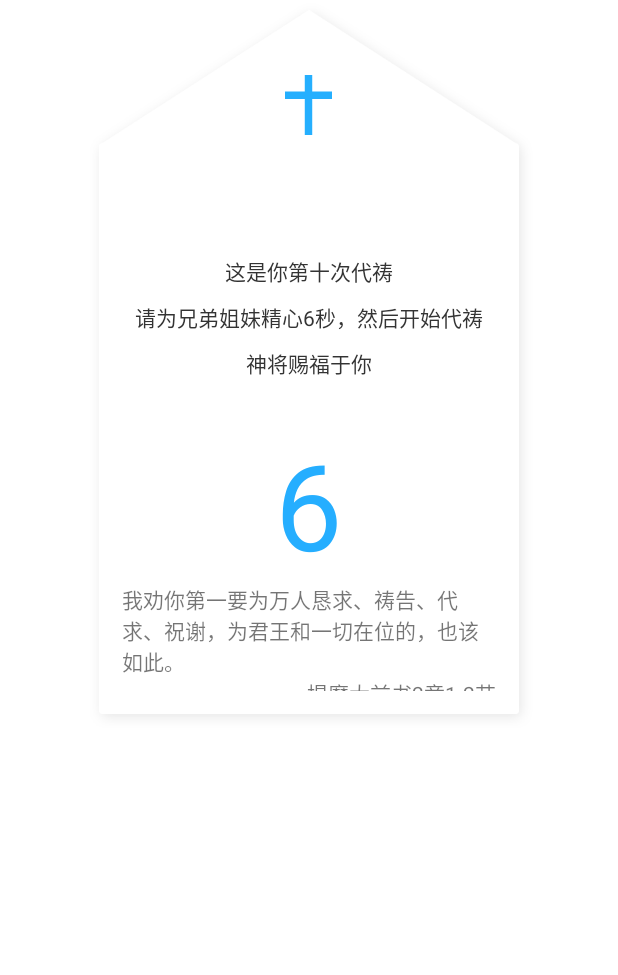
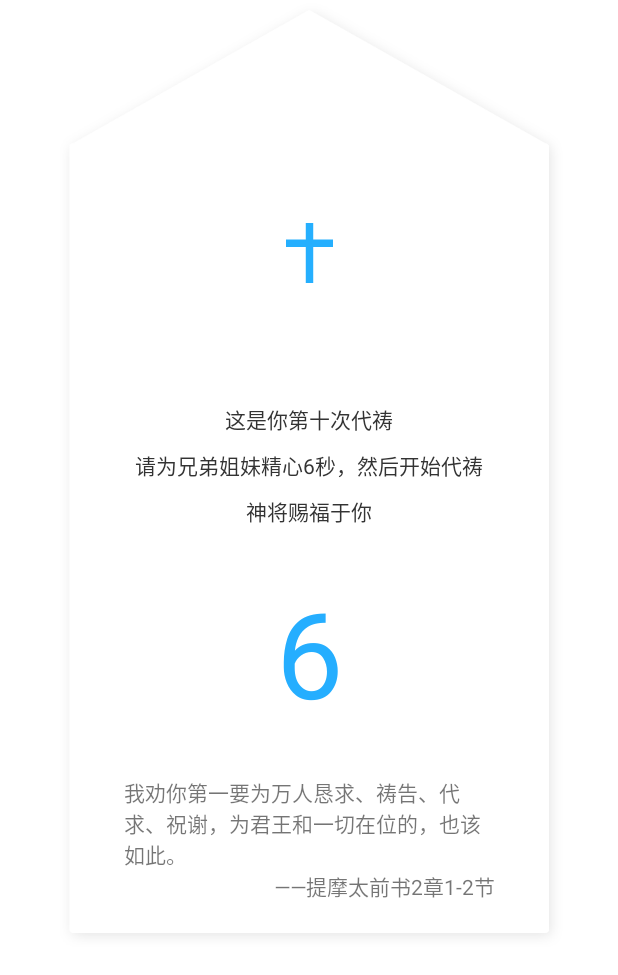
Before and after one commit to LysonLuo/Huoshi-android-v1, an Android app: the layout widget_interces_dialog.xml on its own in the app's theme, with its tools: preview values and no code run, on a phone screen of 412 x 824 dp. Shown: the top 975 px of the screen. Run offline under Robolectric (Android 15) with nearby library versions, the phone set to English and light mode, and no system bars.

Commit message:
代祷UI优化

```diff
--- a/app/src/main/java/im/huoshi/ui/find/interces/InterCesActivity.java
+++ b/app/src/main/java/im/huoshi/ui/find/interces/InterCesActivity.java
@@ -43,7 +43,6 @@ public class InterCesActivity extends BaseActivity {
         ViewUtils.inject(this);
 
         setupViews();
-//        initFragment();
         verifyPermission();
     }
 
@@ -126,8 +125,6 @@ public class InterCesActivity extends BaseActivity {
     }
 
     private void showDialogByPermission() {
-        //// TODO: 16/4/1 临时修改permission的值，得以进入代祷页面
-        mPermission.setPermission(1);
         if (mPermission.isAuth() == 1 && mPermission.getPermission() == 1) {
             initFragment();
             return;
--- a/app/src/main/java/im/huoshi/ui/find/interces/InterCesDelRecAdapter.java
+++ b/app/src/main/java/im/huoshi/ui/find/interces/InterCesDelRecAdapter.java
@@ -104,7 +104,7 @@ public class InterCesDelRecAdapter extends LoadMoreAdapter<Comment> {
                     mContentTextView.setEnabled(false);
                     mTimeTextView.setEnabled(false);
                 }
-//                mTimeTextView.setText(DateUtils.getDayBetweenString(content.getCreateTime()) + (mIntercession.getContentList().size() == 1 ? "" : " 更新"));
+                mTimeTextView.setVisibility((mIntercession.getContentList().size() == 1 || i == mIntercession.getContentList().size() - 1) ? View.GONE : View.VISIBLE);
                 mTimeTextView.setText(DateUtils.getDayBetweenString(content.getCreateTime()) + " 更新");
                 viewHolder.mUpdateLayout.addView(contentView);
             }
--- a/app/src/main/java/im/huoshi/ui/find/interces/InterCesDetailsActivity.java
+++ b/app/src/main/java/im/huoshi/ui/find/interces/InterCesDetailsActivity.java
@@ -33,7 +33,7 @@ import im.huoshi.views.RecyclerViewScrollListener;
 
 /**
  * 代祷详情
- * <p/>
+ * <p>
  * Created by Lyson on 15/12/26.
  */
 public class InterCesDetailsActivity extends BaseActivity {
@@ -149,7 +149,7 @@ public class InterCesDetailsActivity extends BaseActivity {
                 InterCesRequest.joinInterces(InterCesDetailsActivity.this, mUser.getUserId(), mIntercessionId, new RestApiCallback() {
                     @Override
                     public void onSuccess(String responseString) {
-                        int totalTimes = 0;
+                        int totalTimes;
                         try {
                             totalTimes = new JSONObject(responseString).getInt("total_join_intercession");
                             mLocalRead.updateTotalJoinIntercession(totalTimes);
--- a/app/src/main/res/layout/widget_interces_details_normal_item.xml
+++ b/app/src/main/res/layout/widget_interces_details_normal_item.xml
@@ -27,8 +27,8 @@
                 android:id="@+id/imageview_avatar"
                 android:layout_width="40dp"
                 android:layout_height="40dp"
-                android:layout_marginLeft="1.5dp"
-                android:layout_marginTop="1.5dp"
+                android:layout_marginLeft="1.3dp"
+                android:layout_marginTop="1.3dp"
                 android:src="@mipmap/img_default_avatar"
                 app:civ_border_color="@color/common_white_bg"
                 app:civ_border_width="0.5dp" />
--- a/app/src/main/res/layout/widget_interces_details_top_item.xml
+++ b/app/src/main/res/layout/widget_interces_details_top_item.xml
@@ -33,8 +33,8 @@
                     android:id="@+id/imageview_avatar"
                     android:layout_width="40dp"
                     android:layout_height="40dp"
-                    android:layout_marginLeft="1.5dp"
-                    android:layout_marginTop="1.5dp"
+                    android:layout_marginLeft="1.3dp"
+                    android:layout_marginTop="1.3dp"
                     android:src="@mipmap/img_default_avatar"
                     app:civ_border_color="@color/common_white_bg"
                     app:civ_border_width="0.5dp" />
--- a/app/src/main/res/layout/widget_interces_dialog.xml
+++ b/app/src/main/res/layout/widget_interces_dialog.xml
@@ -1,6 +1,6 @@
 <?xml version="1.0" encoding="utf-8"?>
 <LinearLayout xmlns:android="http://schemas.android.com/apk/res/android"
-    android:layout_width="wrap_content"
+    android:layout_width="340dp"
     android:layout_height="wrap_content"
     android:layout_gravity="center_horizontal"
     android:background="@mipmap/img_join_bg"
@@ -51,6 +51,7 @@
                 android:layout_width="wrap_content"
                 android:layout_height="wrap_content"
                 android:layout_gravity="center_horizontal"
+                android:layout_marginBottom="@dimen/margin_30"
                 android:layout_marginTop="@dimen/margin_30"
                 android:text="6"
                 android:textColor="#25aeff"
@@ -72,9 +73,9 @@
 
                 <TextView
                     android:layout_width="match_parent"
-                    android:layout_height="30dp"
+                    android:layout_height="35dp"
+                    android:gravity="right"
                     android:paddingRight="@dimen/margin_25"
-                    android:gravity="right"
                     android:text="——提摩太前书2章1-2节" />
             </LinearLayout>
         </LinearLayout>
@@ -113,6 +114,7 @@
                 android:id="@+id/layout_interces_finished"
                 android:layout_width="match_parent"
                 android:layout_height="wrap_content"
+                android:layout_marginBottom="@dimen/margin_25"
                 android:orientation="vertical"
                 android:visibility="gone">
 
--- a/app/src/main/res/layout/widget_interces_item.xml
+++ b/app/src/main/res/layout/widget_interces_item.xml
@@ -41,8 +41,8 @@
                     android:id="@+id/imageview_avatar"
                     android:layout_width="40dp"
                     android:layout_height="40dp"
-                    android:layout_marginLeft="1.5dp"
-                    android:layout_marginTop="1.5dp"
+                    android:layout_marginLeft="1.3dp"
+                    android:layout_marginTop="1.3dp"
                     android:src="@mipmap/img_default_avatar"
                     app:civ_border_color="@color/common_white_bg"
                     app:civ_border_width="0.5dp" />
```
Also changed, not shown: app/src/main/res/mipmap-xhdpi/img_huoshi_banner_bg.jpg (added), app/src/main/res/mipmap-xhdpi/img_join_bg.9.png.
